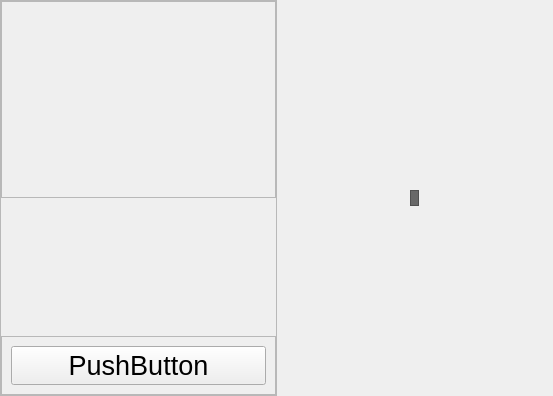
This is gui2.ui in kyoko9000/54.-GUI-basic as Qt 5 draws it before an edit. The edited form follows.
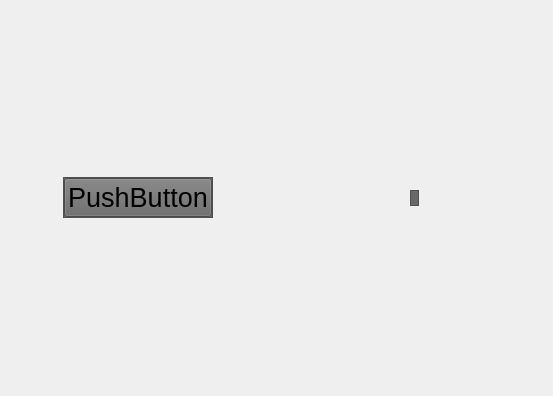
This is the edited form. Icons and pictures are not drawn.

Diff of the .ui file:
```diff
--- a/gui2.ui
+++ b/gui2.ui
@@ -33,8 +33,11 @@
     <property name="bottomMargin">
      <number>0</number>
     </property>
-    <item>
+    <item alignment="Qt::AlignHCenter|Qt::AlignVCenter">
      <widget class="QFrame" name="frame">
+      <property name="styleSheet">
+       <string notr="true">background-color: rgb(104, 104, 104);</string>
+      </property>
       <property name="frameShape">
        <enum>QFrame::StyledPanel</enum>
       </property>
@@ -58,26 +61,6 @@
         <number>0</number>
        </property>
        <item>
-        <widget class="QFrame" name="frame_3">
-         <property name="frameShape">
-          <enum>QFrame::StyledPanel</enum>
-         </property>
-         <property name="frameShadow">
-          <enum>QFrame::Raised</enum>
-         </property>
-         <layout class="QHBoxLayout" name="horizontalLayout_3"/>
-        </widget>
-       </item>
-       <item alignment="Qt::AlignBottom">
-        <widget class="QFrame" name="frame_4">
-         <property name="frameShape">
-          <enum>QFrame::StyledPanel</enum>
-         </property>
-         <property name="frameShadow">
-          <enum>QFrame::Raised</enum>
-         </property>
-         <layout class="QVBoxLayout" name="verticalLayout_2">
-          <item>
            <widget class="QPushButton" name="pushButton">
             <property name="font">
              <font>
@@ -92,9 +75,16 @@
             <property name="text">
              <string>PushButton</string>
             </property>
-           </widget>
-          </item>
-         </layout>
+         <property name="icon">
+          <iconset>
+           <normaloff>icons/cil-airplay.png</normaloff>icons/cil-airplay.png</iconset>
+         </property>
+         <property name="iconSize">
+          <size>
+           <width>25</width>
+           <height>25</height>
+          </size>
+         </property>
         </widget>
        </item>
       </layout>
```
Lines whose indentation alone changed are shown as unchanged.
